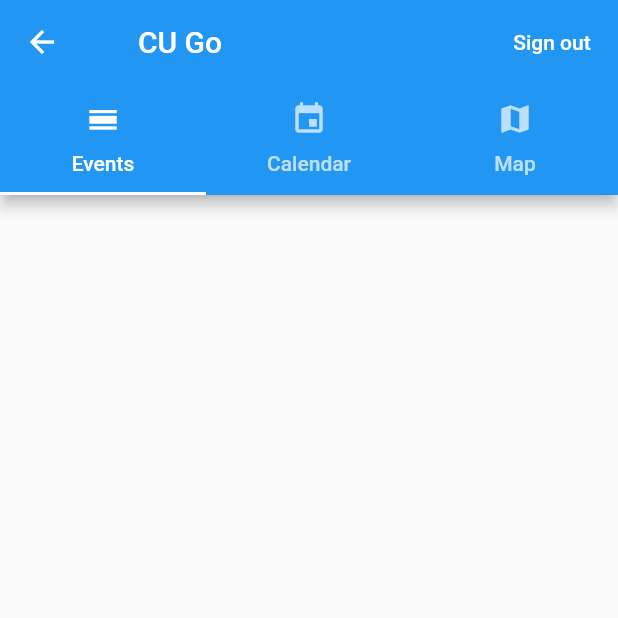
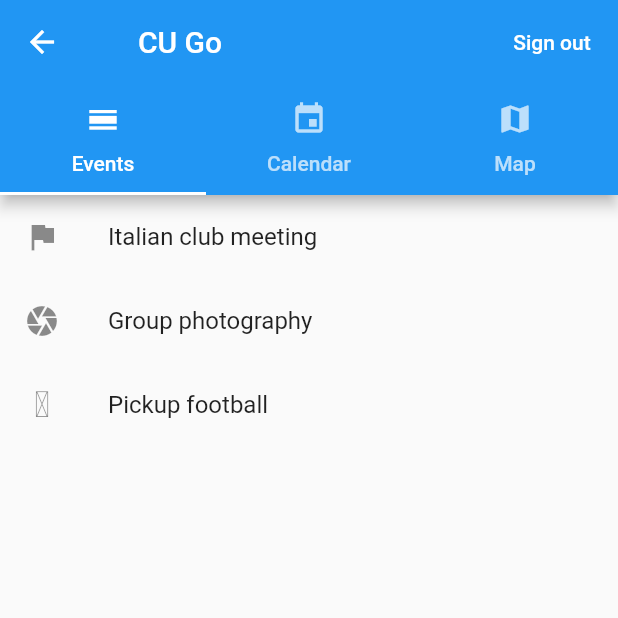
Before and after one commit to Cristianooo/CUgo, a Flutter app: the HomePage screen opened directly, on a phone screen of 412 x 824 dp, the top half of it. Run offline on Flutter 3.47's test engine with Material 2 defaults, Android fonts, the phone set to English and light mode, and no system bars; our stand-ins replace firebase_auth; accounts and stored records are empty.

Commit message:
Added some tab content for the first two tabs

```diff
--- /dev/null
+++ b/lib/UI/my_flutter_app_icons.dart
@@ -0,0 +1,51 @@
+/// Flutter icons MyFlutterApp
+/// Copyright (C) 2019 by original authors @ fluttericon.com, fontello.com
+/// This font was generated by FlutterIcon.com, which is derived from Fontello.
+///
+/// To use this font, place it in your fonts/ directory and include the
+/// following in your pubspec.yaml
+///
+/// flutter:
+///   fonts:
+///    - family:  MyFlutterApp
+///      fonts:
+///       - asset: fonts/MyFlutterApp.ttf
+///
+///
+/// * Maki, Copyright (C) Mapbox, LCC
+///         Author:    Mapbox
+///         License:   BSD (https://github.com/mapbox/maki/blob/gh-pages/LICENSE.txt)
+///         Homepage:  http://mapbox.com/maki/
+/// * MFG Labs, Copyright (C) 2012 by Daniel Bruce
+///         Author:    MFG Labs
+///         License:   SIL (http://scripts.sil.org/OFL)
+///         Homepage:  http://www.mfglabs.com/
+///
+import 'package:flutter/widgets.dart';
+
+class MyFlutterApp {
+  MyFlutterApp._();
+
+  static const _kFontFam = 'MyFlutterApp';
+
+  static const IconData airport = const IconData(0xe802, fontFamily: _kFontFam);
+  static const IconData art_gallery = const IconData(0xe803, fontFamily: _kFontFam);
+  static const IconData bar = const IconData(0xe804, fontFamily: _kFontFam);
+  static const IconData baseball = const IconData(0xe806, fontFamily: _kFontFam);
+  static const IconData basketball = const IconData(0xe807, fontFamily: _kFontFam);
+  static const IconData beer = const IconData(0xe808, fontFamily: _kFontFam);
+  static const IconData fast_food = const IconData(0xe815, fontFamily: _kFontFam);
+  static const IconData ferry = const IconData(0xe816, fontFamily: _kFontFam);
+  static const IconData fire_station = const IconData(0xe817, fontFamily: _kFontFam);
+  static const IconData football = const IconData(0xe818, fontFamily: _kFontFam);
+  static const IconData fuel = const IconData(0xe819, fontFamily: _kFontFam);
+  static const IconData garden = const IconData(0xe81a, fontFamily: _kFontFam);
+  static const IconData giraffe = const IconData(0xe81b, fontFamily: _kFontFam);
+  static const IconData golf = const IconData(0xe81c, fontFamily: _kFontFam);
+  static const IconData pitch = const IconData(0xe82a, fontFamily: _kFontFam);
+  static const IconData facebook_circled = const IconData(0xf051, fontFamily: _kFontFam);
+  static const IconData gplus_circled = const IconData(0xf059, fontFamily: _kFontFam);
+  static const IconData gplus = const IconData(0xf05a, fontFamily: _kFontFam);
+  static const IconData linkedin_circled = const IconData(0xf05b, fontFamily: _kFontFam);
+  static const IconData linkedin = const IconData(0xf05c, fontFamily: _kFontFam);
+}
--- a/lib/firstTab.dart
+++ b/lib/firstTab.dart
@@ -0,0 +1,33 @@
+import 'package:flutter/material.dart';
+import 'UI/my_flutter_app_icons.dart';
+
+class FirstTab extends StatefulWidget{
+
+  @override
+  State<StatefulWidget> createState() => new _FirstTabState();
+
+}
+
+class _FirstTabState extends State<FirstTab> {
+
+
+  @override
+  Widget build(BuildContext context) {
+      return new ListView(
+        children: <Widget>[
+            ListTile(
+              leading: Icon(Icons.flag),
+              title: Text('Italian club meeting'),
+            ),
+            ListTile(
+              leading: Icon(Icons.camera),
+              title: Text('Group photography'),
+            ),
+            ListTile(
+              leading: Icon(MyFlutterApp.football),
+              title: Text('Pickup football'),
+            ),
+          ],
+      );
+    }
+}
--- a/lib/home_page.dart
+++ b/lib/home_page.dart
@@ -1,6 +1,8 @@
 import 'package:flutter/material.dart';
 import 'auth.dart';
 import 'Choice.dart';
+import 'firstTab.dart' as first;
+import 'secondTab.dart' as second;
 
 const List<Choice> choices = const <Choice>[
   const Choice(title: 'Events', icon: Icons.calendar_view_day),
@@ -49,6 +51,8 @@ class HomePage extends StatelessWidget {
         ),
         body: TabBarView(
           children: <Widget>[
+            new first.FirstTab(),
+            new second.SecondTab(),
 
           ]
         ),
--- a/lib/main.dart
+++ b/lib/main.dart
@@ -1,5 +1,4 @@
 import 'package:flutter/material.dart';
-import 'login.dart';
 import 'auth.dart';
 import 'root_page.dart';
 
--- /dev/null
+++ b/lib/secondTab.dart
@@ -0,0 +1,18 @@
+import 'package:flutter/material.dart';
+
+class SecondTab extends StatefulWidget{
+
+  @override
+  State<StatefulWidget> createState() => new _SecondTabState();
+
+}
+
+class _SecondTabState extends State<SecondTab> {
+
+
+  @override
+  Widget build(BuildContext context) {
+      return new Scaffold(
+      );
+    }
+}
--- a/pubspec.yaml
+++ b/pubspec.yaml
@@ -36,6 +36,9 @@ flutter:
   # the material Icons class.
   uses-material-design: true
 
+fonts:
+  - asset: fonts/MyFlutterApp.ttf
+
   # To add assets to your application, add an assets section, like this:
   # assets:
   #  - images/a_dot_burr.jpeg
```
Also changed, not shown: fonts/MyFlutterApp.ttf (added), 2 other files.
